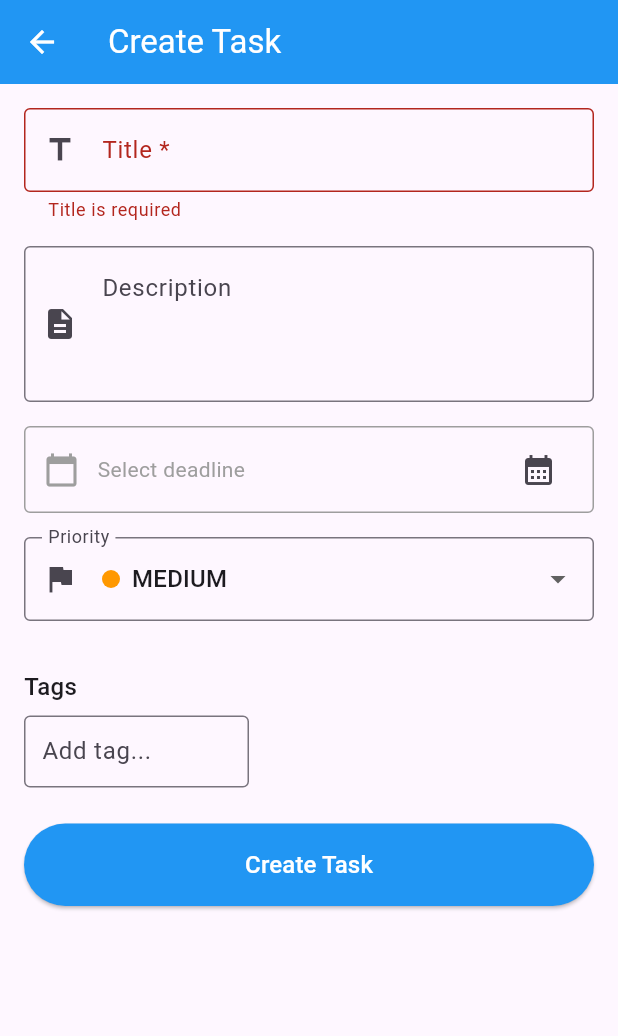
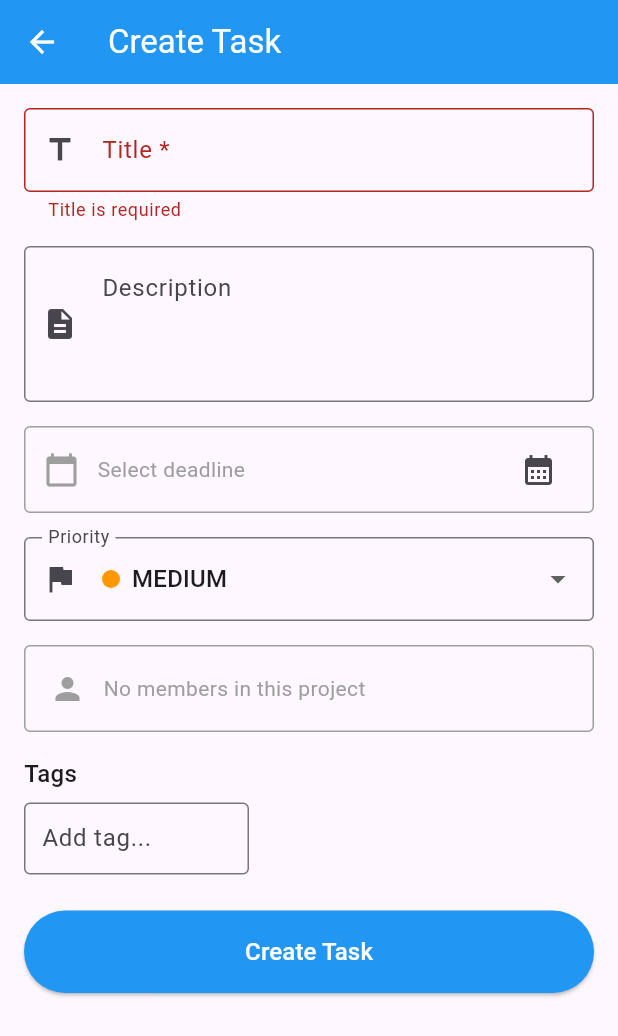
Before and after one commit to TrungTinTapCode/planapp, a Flutter app: the CreateTaskScreen screen opened directly with empty values, after a tap on "Create Task", on a phone screen of 412 x 824 dp. Shown: the top 1036 px of the screen. Run offline on Flutter 3.47's test engine with Material 3 defaults, Android fonts, the phone set to English and light mode, and no system bars; our stand-ins replace bloc, cloud_firestore, equatable, firebase_auth, firebase_core, flutter_bloc and 3 more; accounts and stored records are empty.

Commit message:
add mem và task

```diff
--- a/lib/data/datasources/firebase/project_service.dart
+++ b/lib/data/datasources/firebase/project_service.dart
@@ -55,18 +55,39 @@ class ProjectService {
 
   /// Lấy danh sách user models của các member trong project
   Future<List<Map<String, dynamic>>> getMembers(String projectId) async {
+    print('🔍 ProjectService.getMembers: projectId=$projectId');
+
     final doc = await _firestore.collection('projects').doc(projectId).get();
-    if (!doc.exists) return [];
+    if (!doc.exists) {
+      print('❌ Project document does not exist');
+      return [];
+    }
+
     final data = doc.data()!;
+    print('📄 Project data: ${data.keys.toList()}');
+
     final List<dynamic> memberIds = data['memberIds'] ?? [];
+    print('👥 MemberIds in project: $memberIds (count: ${memberIds.length})');
+
+    if (memberIds.isEmpty) {
+      print('⚠️ Project has no memberIds array or it is empty');
+      return [];
+    }
+
     final users = <Map<String, dynamic>>[];
     for (final id in memberIds) {
+      print('  🔍 Fetching user: $id');
       final udoc = await _firestore.collection('users').doc(id as String).get();
       if (udoc.exists) {
         final udata = udoc.data()!;
         users.add({...udata, 'id': udoc.id});
+        print('  ✅ Found user: ${udata['displayName'] ?? udata['email']}');
+      } else {
+        print('  ❌ User document not found: $id');
       }
     }
+
+    print('✅ Total users loaded: ${users.length}');
     return users;
   }
 
--- a/lib/presentation/screens/task/create_task_screen.dart
+++ b/lib/presentation/screens/task/create_task_screen.dart
@@ -7,10 +7,11 @@ import '../../../core/di/injection.dart';
 import '../../blocs/task/task_bloc.dart';
 import '../../blocs/task/task_event.dart';
 import '../../blocs/task/task_state.dart';
+import '../../blocs/auth/auth_bloc.dart';
+import '../../blocs/auth/auth_state.dart';
 import '../../../domain/entities/task.dart';
 import '../../../domain/entities/task_priority.dart';
 import '../../../domain/entities/user.dart';
-import '../../../data/models/user_model.dart';
 import '../../../data/datasources/firebase/project_service.dart';
 import 'create_task_ui.dart';
 
@@ -34,6 +35,7 @@ class _CreateTaskScreenState extends State<CreateTaskScreen> {
   final List<String> _tags = [];
   List<User> _members = []; // ✅ ĐỔI THÀNH List<User>
   User? _selectedAssignee; // ✅ ĐỔI THÀNH User
+  bool _isLoadingMembers = true; // ✅ THÊM FLAG LOADING
 
   @override
   void initState() {
@@ -52,21 +54,40 @@ class _CreateTaskScreenState extends State<CreateTaskScreen> {
   // Tải danh sách thành viên trong project và convert sang User entity
   Future<void> _loadMembers() async {
     try {
+      print('🔄 Loading members for project: ${widget.projectId}');
       final projectService = sl<ProjectService>();
       final users = await projectService.getMembers(widget.projectId);
+      print('✅ Loaded ${users.length} members');
+
       setState(() {
-        // ✅ CONVERT UserModel sang User
-        _members = users.map((u) {
-          final userModel = UserModel.fromJson(u);
-          return User(
-            id: userModel.id,
-            displayName: userModel.displayName,
-            email: userModel.email,
-          );
-        }).toList();
+        // ✅ CONVERT UserModel sang User với safe null handling
+        _members =
+            users.map((u) {
+              try {
+                // Xử lý displayName có thể null
+                final displayName =
+                    u['displayName'] as String? ??
+                    u['email'] as String? ??
+                    'Unknown User';
+                final email = u['email'] as String? ?? '';
+                final id = u['id'] as String;
+
+                print('  - Member: $displayName ($id)');
+
+                return User(id: id, displayName: displayName, email: email);
+              } catch (e) {
+                print('  ⚠️ Error parsing user: $e');
+                print('  📄 User data: $u');
+                rethrow;
+              }
+            }).toList();
+        _isLoadingMembers = false;
       });
     } catch (error) {
-      print('Error loading members: $error');
+      print('❌ Error loading members: $error');
+      setState(() {
+        _isLoadingMembers = false;
+      });
     }
   }
 
@@ -109,6 +130,7 @@ class _CreateTaskScreenState extends State<CreateTaskScreen> {
           onTagRemoved: _handleTagRemoved,
           onCreateTask: () => _handleCreateTask(context),
           isLoading: isLoading,
+          isLoadingMembers: _isLoadingMembers,
           context: context,
         );
       },
@@ -155,13 +177,20 @@ class _CreateTaskScreenState extends State<CreateTaskScreen> {
   // Xử lý tạo task
   void _handleCreateTask(BuildContext context) {
     if (_formKey.currentState?.validate() ?? false) {
-      final task = _createTaskEntity();
+      // Lấy user hiện tại từ AuthBloc
+      final authState = context.read<AuthBloc>().state;
+      User? currentUser;
+      if (authState is AuthAuthenticated) {
+        currentUser = authState.user;
+      }
+
+      final task = _createTaskEntity(currentUser);
       context.read<TaskBloc>().add(CreateTaskRequested(task));
     }
   }
 
   // Tạo entity task từ form data
-  Task _createTaskEntity() {
+  Task _createTaskEntity(User? currentUser) {
     return Task(
       id: DateTime.now().millisecondsSinceEpoch.toString(),
       projectId: widget.projectId,
@@ -172,11 +201,9 @@ class _CreateTaskScreenState extends State<CreateTaskScreen> {
       priority: _priority,
       assignee: _selectedAssignee, // ✅ SỬ DỤNG TRỰC TIẾP User
       createdAt: DateTime.now(),
-      creator: const User(
-        id: 'current_user', // Sẽ được thay thế bằng user thực tế
-        displayName: 'Current User',
-        email: 'current@user.com',
-      ),
+      creator:
+          currentUser ??
+          const User(id: 'unknown', displayName: 'Unknown User', email: ''),
     );
   }
 
--- a/lib/presentation/screens/task/create_task_ui.dart
+++ b/lib/presentation/screens/task/create_task_ui.dart
@@ -17,9 +17,7 @@ class CreateTaskUIComponents {
 
   // Loading indicator
   static Widget loadingIndicator() {
-    return const Center(
-      child: CircularProgressIndicator(),
-    );
+    return const Center(child: CircularProgressIndicator());
   }
 
   // Main form để tạo task
@@ -40,6 +38,7 @@ class CreateTaskUIComponents {
     required Function(String) onTagRemoved,
     required VoidCallback onCreateTask,
     required bool isLoading,
+    required bool isLoadingMembers, // ✅ THÊM PARAMETER
     required BuildContext context, // ✅ THÊM CONTEXT PARAMETER
   }) {
     return Padding(
@@ -60,13 +59,17 @@ class CreateTaskUIComponents {
                 context: context, // ✅ TRUYỀN CONTEXT
               ),
               const SizedBox(height: 16),
-              _buildPriorityField(priority: priority, onChanged: onPriorityChanged),
+              _buildPriorityField(
+                priority: priority,
+                onChanged: onPriorityChanged,
+              ),
               const SizedBox(height: 16),
-              if (members.isNotEmpty)
+              // ✅ LUÔN HIỂN THỊ PHẦN ASSIGNEE (loading hoặc dropdown)
               _buildAssigneeField(
                 members: members,
                 selectedAssignee: selectedAssignee,
                 onChanged: onAssigneeChanged,
+                isLoading: isLoadingMembers,
               ),
               const SizedBox(height: 16),
               _buildTagsField(
@@ -96,7 +99,9 @@ class CreateTaskUIComponents {
         border: OutlineInputBorder(),
         prefixIcon: Icon(Icons.title),
       ),
-      validator: (value) => value == null || value.isEmpty ? 'Title is required' : null,
+      validator:
+          (value) =>
+              value == null || value.isEmpty ? 'Title is required' : null,
     );
   }
 
@@ -177,7 +182,8 @@ class CreateTaskUIComponents {
         border: OutlineInputBorder(),
         prefixIcon: Icon(Icons.flag),
       ),
-      items: TaskPriority.values.map((priority) {
+      items:
+          TaskPriority.values.map((priority) {
             Color color;
             switch (priority) {
               case TaskPriority.urgent:
@@ -221,7 +227,53 @@ class CreateTaskUIComponents {
     required List<User> members,
     required User? selectedAssignee,
     required Function(User?) onChanged,
+    required bool isLoading, // ✅ THÊM PARAMETER
   }) {
+    // ✅ HIỂN THỊ LOADING KHI ĐANG TẢI MEMBERS
+    if (isLoading) {
+      return Container(
+        padding: const EdgeInsets.all(16),
+        decoration: BoxDecoration(
+          border: Border.all(color: Colors.grey),
+          borderRadius: BorderRadius.circular(4),
+        ),
+        child: const Row(
+          children: [
+            Icon(Icons.person, color: Colors.grey),
+            SizedBox(width: 12),
+            Text('Loading members...', style: TextStyle(color: Colors.grey)),
+            SizedBox(width: 12),
+            SizedBox(
+              width: 16,
+              height: 16,
+              child: CircularProgressIndicator(strokeWidth: 2),
+            ),
+          ],
+        ),
+      );
+    }
+
+    // ✅ HIỂN THỊ MESSAGE NẾU KHÔNG CÓ MEMBERS
+    if (members.isEmpty) {
+      return Container(
+        padding: const EdgeInsets.all(16),
+        decoration: BoxDecoration(
+          border: Border.all(color: Colors.grey),
+          borderRadius: BorderRadius.circular(4),
+        ),
+        child: const Row(
+          children: [
+            Icon(Icons.person, color: Colors.grey),
+            SizedBox(width: 12),
+            Text(
+              'No members in this project',
+              style: TextStyle(color: Colors.grey),
+            ),
+          ],
+        ),
+      );
+    }
+
     return DropdownButtonFormField<User?>(
       value: selectedAssignee,
       decoration: const InputDecoration(
@@ -230,14 +282,15 @@ class CreateTaskUIComponents {
         prefixIcon: Icon(Icons.person),
       ),
       items: [
-        const DropdownMenuItem<User?>(
-          value: null,
-          child: Text('Unassigned'),
-        ),
-        ...members.map((user) => DropdownMenuItem<User?>(
+        const DropdownMenuItem<User?>(value: null, child: Text('Unassigned')),
+        ...members
+            .map(
+              (user) => DropdownMenuItem<User?>(
                 value: user,
                 child: Text(user.displayName),
-        )).toList(),
+              ),
+            )
+            .toList(),
       ],
       onChanged: onChanged,
     );
@@ -262,10 +315,14 @@ class CreateTaskUIComponents {
           spacing: 8,
           runSpacing: 8,
           children: [
-            ...tags.map((tag) => Chip(
+            ...tags
+                .map(
+                  (tag) => Chip(
                     label: Text(tag),
                     onDeleted: () => onTagRemoved(tag),
-            )).toList(),
+                  ),
+                )
+                .toList(),
             SizedBox(
               width: 150,
               child: TextField(
@@ -302,7 +359,8 @@ class CreateTaskUIComponents {
         padding: const EdgeInsets.symmetric(vertical: 16),
       ),
       onPressed: isLoading ? null : onCreateTask,
-      child: isLoading
+      child:
+          isLoading
               ? const SizedBox(
                 height: 20,
                 width: 20,
@@ -311,10 +369,7 @@ class CreateTaskUIComponents {
                   valueColor: AlwaysStoppedAnimation(Colors.white),
                 ),
               )
-          : const Text(
-              'Create Task',
-              style: TextStyle(fontSize: 16),
-            ),
+              : const Text('Create Task', style: TextStyle(fontSize: 16)),
     );
   }
 }
```
Also changed, not shown: lib/data/datasources/firebase/auth_service.dart (+47 -5 lines), lib/presentation/screens/auth/signup_screen.dart (+14 -2 lines), lib/presentation/screens/auth/signup_ui.dart (+9 -0 lines), lib/presentation/share/auth_ui_components.dart (+9 -22 lines). Lines whose indentation alone changed are shown as unchanged.
